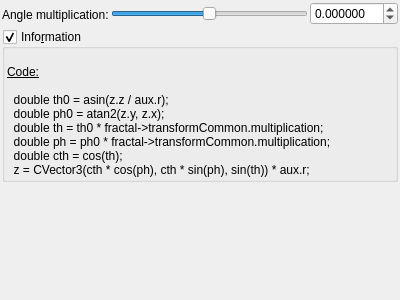
Qt form mandelbulber2/qt_data/fractal_transf_multiple_angle.ui (buddhi1980/mandelbulber2) before a commit.
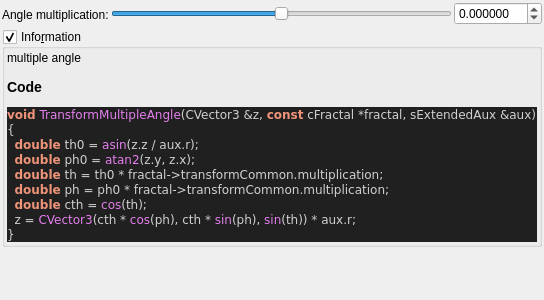
The same form after that commit. Custom widgets are drawn as their Qt base class.

Commit message:
added all transforms information boxes
now all formulas can be parsed.

@buddhi do you got a reference for Xenodreambuie formula?

Patch:
```diff
--- a/mandelbulber2/qt_data/fractal_transf_multiple_angle.ui
+++ b/mandelbulber2/qt_data/fractal_transf_multiple_angle.ui
@@ -126,19 +126,30 @@
       <item>
        <widget class="QLabel" name="label_4">
         <property name="text">
-         <string>&lt;!DOCTYPE HTML PUBLIC &quot;-//W3C//DTD HTML 4.0//EN&quot; &quot;http://www.w3.org/TR/REC-html40/strict.dtd&quot;&gt;
-&lt;html&gt;&lt;head&gt;&lt;meta name=&quot;qrichtext&quot; content=&quot;1&quot; /&gt;&lt;style type=&quot;text/css&quot;&gt;
-p, li { white-space: pre-wrap; }
-&lt;/style&gt;&lt;/head&gt;&lt;body&gt;
-&lt;p style=&quot;-qt-paragraph-type:empty; margin-top:0px; margin-bottom:0px; margin-left:0px; margin-right:0px; -qt-block-indent:0; text-indent:0px;&quot;&gt;&lt;br /&gt;&lt;/p&gt;
-&lt;p style=&quot; margin-top:0px; margin-bottom:0px; margin-left:0px; margin-right:0px; -qt-block-indent:0; text-indent:0px;&quot;&gt;&lt;span style=&quot; text-decoration: underline;&quot;&gt;Code:&lt;/span&gt;&lt;/p&gt;
-&lt;p style=&quot;-qt-paragraph-type:empty; margin-top:0px; margin-bottom:0px; margin-left:0px; margin-right:0px; -qt-block-indent:0; text-indent:0px; text-decoration: underline;&quot;&gt;&lt;br /&gt;&lt;/p&gt;
-&lt;p style=&quot; margin-top:0px; margin-bottom:0px; margin-left:0px; margin-right:0px; -qt-block-indent:0; text-indent:0px;&quot;&gt;  double th0 = asin(z.z / aux.r);&lt;/p&gt;
-&lt;p style=&quot; margin-top:0px; margin-bottom:0px; margin-left:0px; margin-right:0px; -qt-block-indent:0; text-indent:0px;&quot;&gt;  double ph0 = atan2(z.y, z.x);&lt;/p&gt;
-&lt;p style=&quot; margin-top:0px; margin-bottom:0px; margin-left:0px; margin-right:0px; -qt-block-indent:0; text-indent:0px;&quot;&gt;  double th = th0 * fractal-&amp;gt;transformCommon.multiplication;&lt;/p&gt;
-&lt;p style=&quot; margin-top:0px; margin-bottom:0px; margin-left:0px; margin-right:0px; -qt-block-indent:0; text-indent:0px;&quot;&gt;  double ph = ph0 * fractal-&amp;gt;transformCommon.multiplication;&lt;/p&gt;
-&lt;p style=&quot; margin-top:0px; margin-bottom:0px; margin-left:0px; margin-right:0px; -qt-block-indent:0; text-indent:0px;&quot;&gt;  double cth = cos(th);&lt;/p&gt;
-&lt;p style=&quot; margin-top:0px; margin-bottom:0px; margin-left:0px; margin-right:0px; -qt-block-indent:0; text-indent:0px;&quot;&gt;  z = CVector3(cth * cos(ph), cth * sin(ph), sin(th)) * aux.r;&lt;/p&gt;&lt;/body&gt;&lt;/html&gt;</string>
+         <string>&lt;p&gt;multiple angle&lt;/p&gt;&lt;table&gt;
+&lt;/table&gt;
+&lt;h3&gt;Code&lt;/h3&gt;
+&lt;!DOCTYPE HTML PUBLIC &quot;-//W3C//DTD HTML 4.0 Transitional//EN&quot;&gt;
+&lt;html&gt;
+&lt;head&gt;
+&lt;meta http-equiv=&quot;content-type&quot; content=&quot;text/html; charset=ISO-8859-1&quot;&gt;
+&lt;title&gt;Source file&lt;/title&gt;
+&lt;/head&gt;
+&lt;body style=&quot;background-color:#202020&quot;&gt;
+&lt;pre style=&quot;color:#d0d0d0; background-color:#202020;  font-family:'Courier New';&quot;&gt;&lt;span style=&quot;color:#f09479; font-weight:bold&quot;&gt;void&lt;/span&gt; &lt;span style=&quot;color:#e47eed&quot;&gt;TransformMultipleAngle&lt;/span&gt;&lt;span style=&quot;color:#d0d0d0&quot;&gt;(&lt;/span&gt;CVector3 &lt;span style=&quot;color:#d0d0d0&quot;&gt;&amp;amp;&lt;/span&gt;z&lt;span style=&quot;color:#d0d0d0&quot;&gt;,&lt;/span&gt; &lt;span style=&quot;color:#f09479; font-weight:bold&quot;&gt;const&lt;/span&gt; cFractal &lt;span style=&quot;color:#d0d0d0&quot;&gt;*&lt;/span&gt;fractal&lt;span style=&quot;color:#d0d0d0&quot;&gt;,&lt;/span&gt; sExtendedAux &lt;span style=&quot;color:#d0d0d0&quot;&gt;&amp;amp;&lt;/span&gt;aux&lt;span style=&quot;color:#d0d0d0&quot;&gt;)&lt;/span&gt;
+&lt;span style=&quot;color:#d0d0d0&quot;&gt;{&lt;/span&gt;
+  &lt;span style=&quot;color:#f09479; font-weight:bold&quot;&gt;double&lt;/span&gt; th0 &lt;span style=&quot;color:#d0d0d0&quot;&gt;=&lt;/span&gt; &lt;span style=&quot;color:#e47eed&quot;&gt;asin&lt;/span&gt;&lt;span style=&quot;color:#d0d0d0&quot;&gt;(&lt;/span&gt;z&lt;span style=&quot;color:#d0d0d0&quot;&gt;.&lt;/span&gt;z &lt;span style=&quot;color:#d0d0d0&quot;&gt;/&lt;/span&gt; aux&lt;span style=&quot;color:#d0d0d0&quot;&gt;.&lt;/span&gt;r&lt;span style=&quot;color:#d0d0d0&quot;&gt;);&lt;/span&gt;
+  &lt;span style=&quot;color:#f09479; font-weight:bold&quot;&gt;double&lt;/span&gt; ph0 &lt;span style=&quot;color:#d0d0d0&quot;&gt;=&lt;/span&gt; &lt;span style=&quot;color:#e47eed&quot;&gt;atan2&lt;/span&gt;&lt;span style=&quot;color:#d0d0d0&quot;&gt;(&lt;/span&gt;z&lt;span style=&quot;color:#d0d0d0&quot;&gt;.&lt;/span&gt;y&lt;span style=&quot;color:#d0d0d0&quot;&gt;,&lt;/span&gt; z&lt;span style=&quot;color:#d0d0d0&quot;&gt;.&lt;/span&gt;x&lt;span style=&quot;color:#d0d0d0&quot;&gt;);&lt;/span&gt;
+  &lt;span style=&quot;color:#f09479; font-weight:bold&quot;&gt;double&lt;/span&gt; th &lt;span style=&quot;color:#d0d0d0&quot;&gt;=&lt;/span&gt; th0 &lt;span style=&quot;color:#d0d0d0&quot;&gt;*&lt;/span&gt; fractal&lt;span style=&quot;color:#d0d0d0&quot;&gt;-&amp;gt;&lt;/span&gt;transformCommon&lt;span style=&quot;color:#d0d0d0&quot;&gt;.&lt;/span&gt;multiplication&lt;span style=&quot;color:#d0d0d0&quot;&gt;;&lt;/span&gt;
+  &lt;span style=&quot;color:#f09479; font-weight:bold&quot;&gt;double&lt;/span&gt; ph &lt;span style=&quot;color:#d0d0d0&quot;&gt;=&lt;/span&gt; ph0 &lt;span style=&quot;color:#d0d0d0&quot;&gt;*&lt;/span&gt; fractal&lt;span style=&quot;color:#d0d0d0&quot;&gt;-&amp;gt;&lt;/span&gt;transformCommon&lt;span style=&quot;color:#d0d0d0&quot;&gt;.&lt;/span&gt;multiplication&lt;span style=&quot;color:#d0d0d0&quot;&gt;;&lt;/span&gt;
+  &lt;span style=&quot;color:#f09479; font-weight:bold&quot;&gt;double&lt;/span&gt; cth &lt;span style=&quot;color:#d0d0d0&quot;&gt;=&lt;/span&gt; &lt;span style=&quot;color:#e47eed&quot;&gt;cos&lt;/span&gt;&lt;span style=&quot;color:#d0d0d0&quot;&gt;(&lt;/span&gt;th&lt;span style=&quot;color:#d0d0d0&quot;&gt;);&lt;/span&gt;
+  z &lt;span style=&quot;color:#d0d0d0&quot;&gt;=&lt;/span&gt; &lt;span style=&quot;color:#e47eed&quot;&gt;CVector3&lt;/span&gt;&lt;span style=&quot;color:#d0d0d0&quot;&gt;(&lt;/span&gt;cth &lt;span style=&quot;color:#d0d0d0&quot;&gt;*&lt;/span&gt; &lt;span style=&quot;color:#e47eed&quot;&gt;cos&lt;/span&gt;&lt;span style=&quot;color:#d0d0d0&quot;&gt;(&lt;/span&gt;ph&lt;span style=&quot;color:#d0d0d0&quot;&gt;),&lt;/span&gt; cth &lt;span style=&quot;color:#d0d0d0&quot;&gt;*&lt;/span&gt; &lt;span style=&quot;color:#e47eed&quot;&gt;sin&lt;/span&gt;&lt;span style=&quot;color:#d0d0d0&quot;&gt;(&lt;/span&gt;ph&lt;span style=&quot;color:#d0d0d0&quot;&gt;),&lt;/span&gt; &lt;span style=&quot;color:#e47eed&quot;&gt;sin&lt;/span&gt;&lt;span style=&quot;color:#d0d0d0&quot;&gt;(&lt;/span&gt;th&lt;span style=&quot;color:#d0d0d0&quot;&gt;)) *&lt;/span&gt; aux&lt;span style=&quot;color:#d0d0d0&quot;&gt;.&lt;/span&gt;r&lt;span style=&quot;color:#d0d0d0&quot;&gt;;&lt;/span&gt;
+&lt;span style=&quot;color:#d0d0d0&quot;&gt;}&lt;/span&gt;
+&lt;/pre&gt;
+&lt;/body&gt;
+&lt;/html&gt;
+&lt;!--HTML generated by highlight 3.9, http://www.andre-simon.de/--&gt;
+</string>
         </property>
         <property name="wordWrap">
          <bool>true</bool>
```
Left out of the diff: 2 changed lines with no effect on the pictures. The commit also changes 75 other files.
